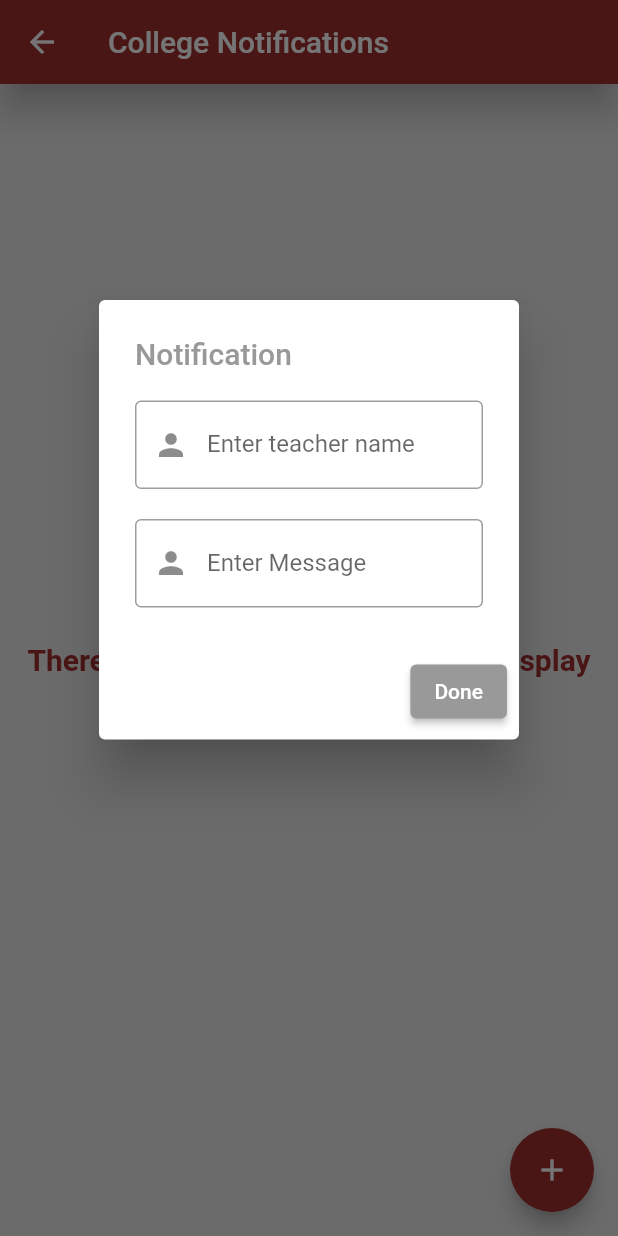
After one commit to Shahabas008/Students-Attendance-Marker, a Flutter app: the HomeNotificationteacherpage screen opened directly, after a tap on the "add" icon, on a phone screen of 412 x 824 dp. The commit adds this screen. Run offline on Flutter 3.47's test engine with Material 2 defaults, Android fonts, the light colour scheme and no system bars; our stand-ins replace cloud_firestore, file_picker, firebase_auth, firebase_core, firebase_storage, get and 2 more; missing offline and left inert: syncfusion_flutter_pdfviewer; accounts and stored records are empty.

Commit message:
home notification page

```diff
--- a/lib/Teacher/createclassdetails.dart
+++ b/lib/Teacher/createclassdetails.dart
@@ -25,7 +25,7 @@ class Createclassdetails extends StatelessWidget {
                   style: TextStyle(fontSize: 18, color: Colors.grey),
                 ),
                 const SizedBox(
-                  height: 120,
+                  height: 20,
                 ),
                 Container(
                   padding: const EdgeInsets.all(0),
--- /dev/null
+++ b/lib/Teacher/homenotificationteacher.dart
@@ -0,0 +1,97 @@
+import 'package:cloud_firestore/cloud_firestore.dart';
+import 'package:collegeproject/controller/homenotificationcontroller.dart';
+import 'package:flutter/material.dart';
+import 'package:get/get.dart';
+
+class HomeNotificationteacherpage extends StatelessWidget {
+  HomeNotificationteacherpage({super.key});
+  final data = Get.put(HomeNotificationcontroller());
+
+  @override
+  Widget build(BuildContext context) {
+    return SafeArea(
+      child: Scaffold(
+        appBar: AppBar(
+          title: const Text('College Notifications'),
+        ),
+        body: StreamBuilder(
+          stream: FirebaseFirestore.instance
+              .collection('College Notification')
+              .snapshots(),
+          builder: (context, AsyncSnapshot<QuerySnapshot> snapshot) {
+            if (snapshot.hasData) {
+              if (snapshot.data == null || snapshot.data!.docs.isEmpty) {
+                return const Center(
+                  child: Text(
+                    'There is no College Notification to display',
+                    style: TextStyle(
+                      fontSize: 20,
+                      fontWeight: FontWeight.bold,
+                      color: Color.fromARGB(255, 161, 46, 46),
+                    ),
+                  ),
+                );
+              } else {
+                return Padding(
+                  padding: const EdgeInsets.all(15.0),
+                  child: ListView.builder(
+                      shrinkWrap: true,
+                      itemCount: snapshot.data == null
+                          ? 0
+                          : snapshot.data!.docs.length,
+                      itemBuilder: (context, i) {
+                        DocumentSnapshot x = snapshot.data!.docs[i];
+                        return Card(
+                            elevation: 10,
+                            child: Column(
+                              children: [
+                                Row(
+                                  mainAxisAlignment: MainAxisAlignment.spaceBetween,
+                                  children: [
+                                    Padding(
+                                        padding:
+                                          const EdgeInsets.fromLTRB(0, 5, 5, 0),
+                                      child: Text(
+                                        x["Time"],
+                                        style:const TextStyle(
+                                          fontWeight: FontWeight.w500,
+                                        ),
+                                      ),
+                                    ),
+                                    Padding(
+                                      padding:
+                                          const EdgeInsets.fromLTRB(0, 5, 5, 0),
+                                      child: Text(
+                                        x['Teacher Name'],
+                                        style: const TextStyle(
+                                            fontWeight: FontWeight.w500),
+                                      ),
+                                    )
+                                  ],
+                                ),
+                                Padding(
+                                  padding: const EdgeInsets.all(8.0),
+                                  child: Text(x['Notification']),
+                                ),
+                              ],
+                            ));
+                      }),
+                );
+              }
+            } else {
+              return const Center(
+                child: CircularProgressIndicator(),
+              );
+            }
+          },
+        ),
+        floatingActionButton: FloatingActionButton(
+            backgroundColor: const Color.fromARGB(255, 161, 46, 46),
+            child: const Icon(Icons.add),
+            onPressed: () {
+              data.addnotification(context);
+            }),
+      ),
+    );
+  }
+}
--- /dev/null
+++ b/lib/controller/homenotificationcontroller.dart
@@ -0,0 +1,96 @@
+import 'package:cloud_firestore/cloud_firestore.dart';
+import 'package:get/get.dart';
+import 'package:flutter/material.dart';
+
+class HomeNotificationcontroller extends GetxController{
+
+  final notification= TextEditingController();
+  final teachername = TextEditingController();
+  final formkey = GlobalKey<FormState>();
+  void addnotification(BuildContext context) {
+    showDialog(
+        context: context,
+        builder: (context) {
+          return SingleChildScrollView(
+            child: AlertDialog(
+              scrollable: true,
+
+              insetPadding: const EdgeInsets.symmetric( vertical: 200,horizontal: 15),
+              actions: [
+               ElevatedButton(
+                style: ElevatedButton.styleFrom(
+                  backgroundColor: const Color.fromARGB(255, 153, 153, 153)
+                ),
+                onPressed: () {
+                 notificationregister();
+
+               }, child: const Text('Done'))
+              ],
+              elevation: 15,
+              title: const Text('Notification',
+              style: TextStyle(
+                color: Color.fromARGB(255, 153, 153, 153)
+              ),),
+              content: Form(
+                key: formkey,
+                child: Column(
+                  children: [
+                    TextFormField(
+                      controller: teachername,
+                      validator: ((value) {
+                        if (value!.isEmpty) {
+                          return 'The field is required';
+                        } else {
+                          return null;
+                        }
+                      }),
+
+                      decoration: const InputDecoration(
+                        prefixIcon: Icon(Icons.person),
+                        border: OutlineInputBorder(),
+                        labelText: 'Enter teacher name',
+                      ),
+                    ),
+                    const SizedBox(
+                      height: 20,
+                    ),
+                          TextFormField(
+                      controller: notification,
+                      validator: ((value) {
+                        if (value!.isEmpty) {
+                          return 'The field is required';
+                        } else {
+                          return null;
+                        }
+                      }),
+
+                      decoration: const InputDecoration(
+                        prefixIcon: Icon(Icons.person),
+                        border: OutlineInputBorder(),
+                        labelText: 'Enter Message',
+                      ),
+                    ),
+                  ],
+                ),
+              ),
+            ),
+          );
+        });
+  }
+  //uploading the notification download url to the firestore database
+  void notificationregister() async{
+     var now = DateTime.now();
+    var month = now.month.toString().padLeft(2, '0');
+    var day = now.day.toString().padLeft(2, '0');
+    var time = '${now.hour}:${now.minute}  ${now.year}-$month-$day ';
+    if(formkey.currentState!.validate()){
+          await FirebaseFirestore.instance.collection('College Notification').doc().set({
+    "Notification" : notification.text,
+    "Teacher Name" : teachername.text,
+    "Time" : time
+   });
+    }
+    navigator!.pop();
+
+  }
+}
--- a/lib/controller/notificationcontroller.dart
+++ b/lib/controller/notificationcontroller.dart
@@ -52,7 +52,7 @@ class Notificationcontroller extends GetxController{
   void notificationregister() async{
     if(formkey.currentState!.validate()){
           await FirebaseFirestore.instance.collection('Notification').doc().set({
-    "Notification" : notification.text,
+    "Notification" : notification,
    });
     }
     navigator!.pop();
--- a/lib/main.dart
+++ b/lib/main.dart
@@ -35,7 +35,7 @@ class MyApp extends StatelessWidget {
       scaffoldBackgroundColor:  const Color.fromARGB(255, 234, 234, 234),),
       initialRoute: 'splashscreen',
       routes: {
-        'splashscreen': (context) => const Loginpage(),
+        'splashscreen': (context) =>  const Loginpage(),
       },
     );
   }
--- a/pubspec.yaml
+++ b/pubspec.yaml
@@ -52,6 +52,8 @@ dependencies:
   firebase_storage: ^11.0.14
   syncfusion_flutter_pdfviewer: ^20.4.51
   file_picker: ^5.2.5
+  syncfusion_flutter_calendar: ^20.4.52
+
 
 
 
```
Also changed, not shown: lib/Students/homenotificationstudents.dart (added, +93 -0 lines), lib/home/appbar_bottomnavteacher.dart (+7 -4 lines), lib/home/calendar.dart (added, +22 -0 lines), pubspec.lock.
